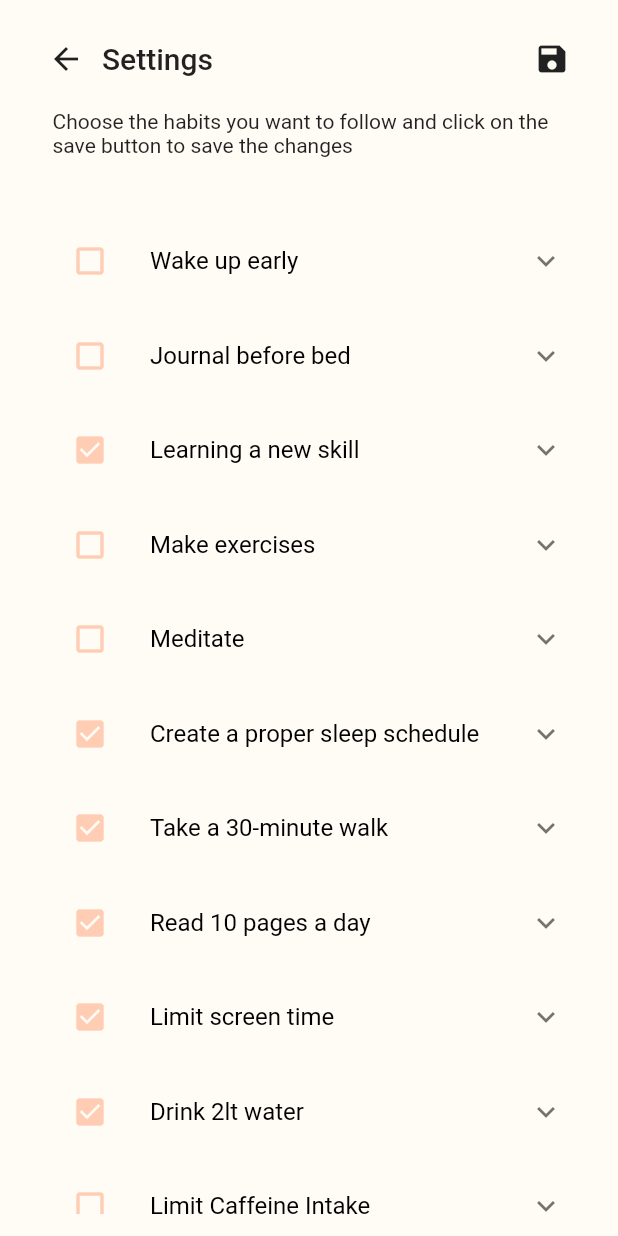
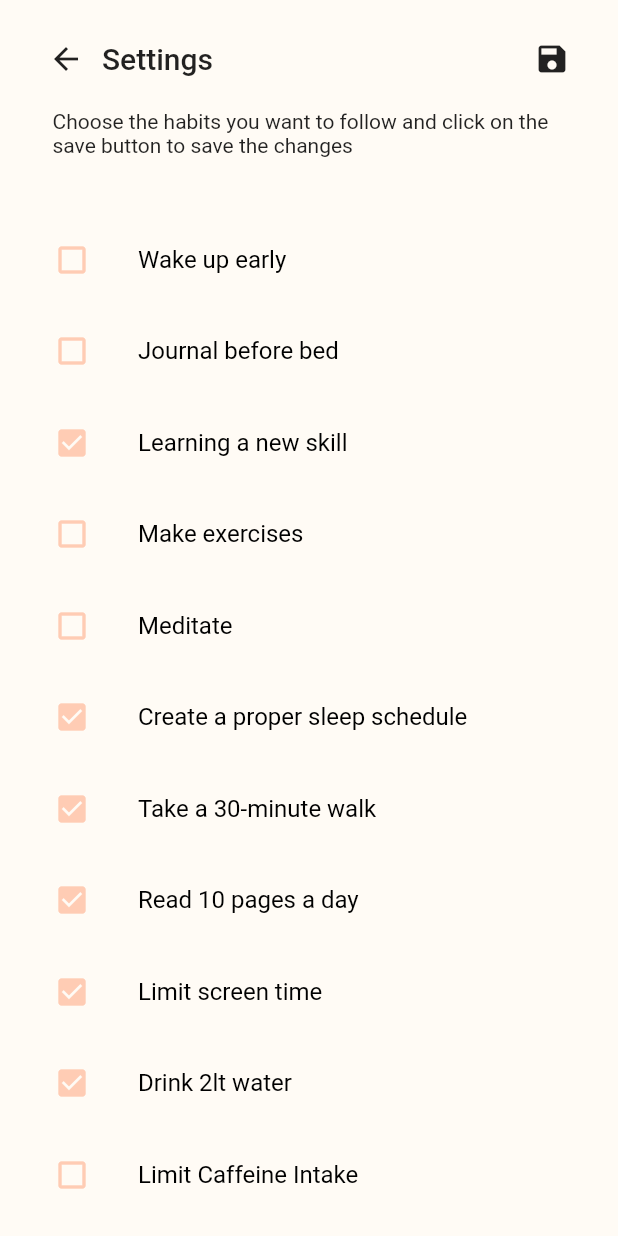
Before and after one commit to GianMen91/my_new_habits, a Flutter app: the screen it shows after launch, after a tap on the "settings" icon, on a phone screen of 412 x 824 dp. Run offline on Flutter 3.47's test engine with Material 2 defaults, Android fonts, the phone set to English and light mode, and no system bars; our stand-ins replace fl_chart, flutter_datetime_picker, flutter_local_notifications, sqflite, timezone; accounts and stored records are empty.

Commit message:
remove notification part

```diff
--- a/lib/settings.dart
+++ b/lib/settings.dart
@@ -100,29 +100,28 @@ class _SettingsState extends State<Settings> {
                         for (ToDo todo in todosList)
                           Container(
                             margin: const EdgeInsets.only(bottom: 5),
-                            child: ExpansionTile(
+                            child: ListTile(
+                              onTap: () {
+                                _onChecked(todo);
+                              },
+                              leading: Icon(
+                                todo.isFavourite
+                                    ? Icons.check_box
+                                    : Icons.check_box_outline_blank,
+                                color: selectedColor,
+                              ),
                               title: Text(
                                 todo.todoText,
-                                style: const TextStyle(
+                                style: TextStyle(
                                   fontSize: 16,
                                   color: Colors.black,
+                                  decoration: todo.isDone
+                                      ? TextDecoration.lineThrough
+                                      : null,
                                 ),
                               ),
-                              leading: IconButton(
-                                color: selectedColor,
-                                onPressed: () {
-                                  _onChecked(todo);
-                                },
-                                icon: todo.isFavourite
-                                    ? const Icon(Icons.check_box)
-                                    : const Icon(Icons.check_box_outline_blank),
-                              ),
-                              children: const <Widget>[
-                                DatePickerTxt(),
-                                ScheduleBtn(),
-                              ],
                             ),
-                          ),
+                          )
                       ],
                     ),
                   ),
```
